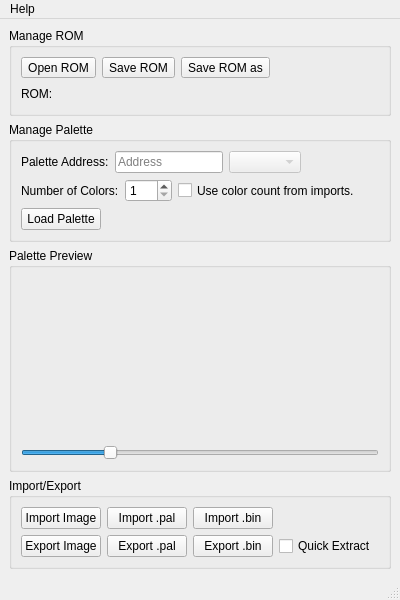
Before: the Qt Designer form mainwindow.ui in H4v0c21/Super_Palette_Imager, drawn with Qt 5.
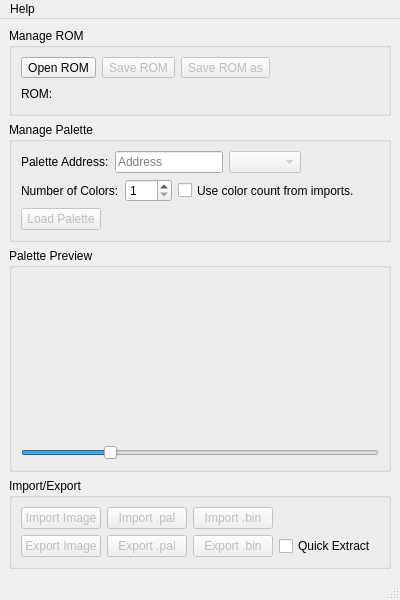
After: the same form once the commit is applied.

Patch:
```diff
--- a/mainwindow.ui
+++ b/mainwindow.ui
@@ -83,6 +83,9 @@
          </item>
          <item>
           <widget class="QToolButton" name="saveRomButton">
+           <property name="enabled">
+            <bool>false</bool>
+           </property>
            <property name="sizePolicy">
             <sizepolicy hsizetype="Minimum" vsizetype="Minimum">
              <horstretch>0</horstretch>
@@ -96,6 +99,9 @@
          </item>
          <item>
           <widget class="QToolButton" name="saveRomAsButton">
+           <property name="enabled">
+            <bool>false</bool>
+           </property>
            <property name="sizePolicy">
             <sizepolicy hsizetype="Minimum" vsizetype="Minimum">
              <horstretch>0</horstretch>
@@ -342,6 +348,9 @@
          </property>
          <item>
           <widget class="QPushButton" name="loadPaletteButton">
+           <property name="enabled">
+            <bool>false</bool>
+           </property>
            <property name="sizePolicy">
             <sizepolicy hsizetype="Minimum" vsizetype="Minimum">
              <horstretch>0</horstretch>
@@ -465,6 +474,9 @@
       <layout class="QGridLayout" name="gridLayout">
        <item row="1" column="2">
         <widget class="QPushButton" name="exportBinButton">
+         <property name="enabled">
+          <bool>false</bool>
+         </property>
          <property name="sizePolicy">
           <sizepolicy hsizetype="Minimum" vsizetype="Minimum">
            <horstretch>0</horstretch>
@@ -478,6 +490,9 @@
        </item>
        <item row="0" column="2">
         <widget class="QPushButton" name="importBinButton">
+         <property name="enabled">
+          <bool>false</bool>
+         </property>
          <property name="sizePolicy">
           <sizepolicy hsizetype="Minimum" vsizetype="Minimum">
            <horstretch>0</horstretch>
@@ -492,7 +507,7 @@
        <item row="0" column="1">
         <widget class="QPushButton" name="importPalButton">
          <property name="enabled">
-          <bool>true</bool>
+          <bool>false</bool>
          </property>
          <property name="sizePolicy">
           <sizepolicy hsizetype="Minimum" vsizetype="Minimum">
@@ -507,6 +522,9 @@
        </item>
        <item row="1" column="0">
         <widget class="QPushButton" name="exportPaletteButton">
+         <property name="enabled">
+          <bool>false</bool>
+         </property>
          <property name="sizePolicy">
           <sizepolicy hsizetype="Minimum" vsizetype="Minimum">
            <horstretch>0</horstretch>
@@ -521,7 +539,7 @@
        <item row="1" column="1">
         <widget class="QPushButton" name="exportPalButton">
          <property name="enabled">
-          <bool>true</bool>
+          <bool>false</bool>
          </property>
          <property name="sizePolicy">
           <sizepolicy hsizetype="Minimum" vsizetype="Minimum">
@@ -536,6 +554,9 @@
        </item>
        <item row="0" column="0">
         <widget class="QPushButton" name="importPaletteButton">
+         <property name="enabled">
+          <bool>false</bool>
+         </property>
          <property name="sizePolicy">
           <sizepolicy hsizetype="Minimum" vsizetype="Minimum">
            <horstretch>0</horstretch>
```
Left out of the diff: 2 changed lines with no effect on the pictures.
